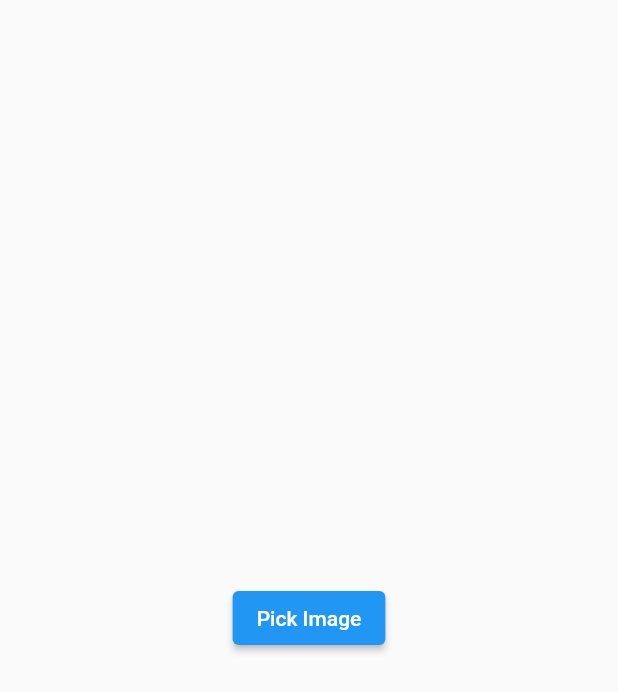
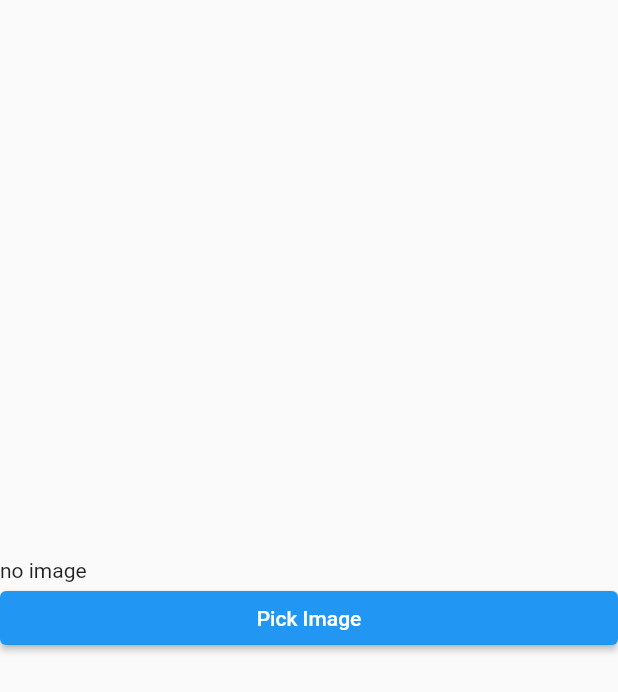
Before and after one commit to hasan-ciftci/flutter_ocr, a Flutter app: the screen it shows after launch, after a tap on "Pick Image", on a phone screen of 412 x 824 dp. Shown: the top 692 px of the screen. Run offline on Flutter 3.47's test engine with Material 2 defaults, Android fonts, the phone set to English and light mode, and no system bars; our stand-ins replace image_picker; missing offline and left inert: firebase_ml_vision; accounts and stored records are empty.

Commit message:
Working prototype. Needs seperation of concepts.

```diff
--- a/lib/core/init/image picker/image_picker.dart
+++ b/lib/core/init/image picker/image_picker.dart
@@ -1,22 +1,22 @@
+import 'dart:io';
+
 import 'package:image_picker/image_picker.dart';
 
 class ImagePickerService {
   static ImagePickerService _instance;
-  ImagePicker _picker;
 
   static ImagePickerService get instance {
     _instance ??= ImagePickerService._init();
     return _instance;
   }
 
-  ImagePickerService._init() {
-    _picker = ImagePicker();
-  }
+  ImagePickerService._init();
 
-  Future getImageFile() async {
-    final _file = await _picker.getImage(source: ImageSource.gallery);
+  Future<File> getImageFile() async {
+    final _file = await ImagePicker.pickImage(source: ImageSource.gallery);
     if (_file != null) {
       return _file;
     }
+    return null;
   }
 }
--- a/lib/core/init/ocr/ocr_service.dart
+++ b/lib/core/init/ocr/ocr_service.dart
@@ -1,12 +1,26 @@
+import 'dart:io';
+
+import 'package:firebase_ml_vision/firebase_ml_vision.dart';
+
 class OcrService {
   static OcrService _instance;
+
+  TextRecognizer textRecognizer;
 
   static OcrService get instance {
     _instance ??= OcrService._init();
     return _instance;
   }
 
-  OcrService._init();
+  OcrService._init() {
+    textRecognizer = FirebaseVision.instance.textRecognizer();
+  }
 
-  Future<String> getTextFromImage(file) async {}
+  Future<String> getTextFromImage(File imageFile) async {
+    final FirebaseVisionImage visionImage =
+        FirebaseVisionImage.fromFile(imageFile);
+    final VisionText visionText =
+        await textRecognizer.processImage(visionImage);
+    return visionText.text ?? "";
+  }
 }
--- a/lib/view/home_view.dart
+++ b/lib/view/home_view.dart
@@ -1,5 +1,8 @@
+import 'dart:io';
+
 import 'package:flutter/material.dart';
 import 'package:flutter_ocr/core/init/image%20picker/image_picker.dart';
+import 'package:flutter_ocr/core/init/ocr/ocr_service.dart';
 
 class HomeView extends StatefulWidget {
   @override
@@ -7,16 +10,34 @@ class HomeView extends StatefulWidget {
 }
 
 class _HomeViewState extends State<HomeView> {
+  String text = "";
+  File image;
+
   @override
   Widget build(BuildContext context) {
     return Scaffold(
-      body: Center(
-        child: ElevatedButton(
-          child: Text("Pick Image"),
-          onPressed: () {
-            ImagePickerService.instance.getImageFile();
-          },
-        ),
+      body: Column(
+        mainAxisAlignment: MainAxisAlignment.center,
+        crossAxisAlignment: CrossAxisAlignment.stretch,
+        children: [
+          image != null ? Image.file(image) : Text("no image"),
+          ElevatedButton(
+            child: Text("Pick Image"),
+            onPressed: () async {
+              var file = await ImagePickerService.instance.getImageFile();
+              setState(() {
+                image = file;
+                text = "";
+              });
+              //final imageFromBytes = await image.readAsBytes();
+              final myText = await OcrService.instance.getTextFromImage(file);
+              setState(() {
+                text = myText;
+              });
+            },
+          ),
+          Text(text),
+        ],
       ),
     );
   }
--- a/pubspec.yaml
+++ b/pubspec.yaml
@@ -12,6 +12,8 @@ dependencies:
 
   cupertino_icons: any
   image_picker: 0.6.7+22
+  firebase_ml_vision: any
+  firebase_core: any
 
 dev_dependencies:
   flutter_test:
```
Also changed, not shown: pubspec.lock, 4 other files.
